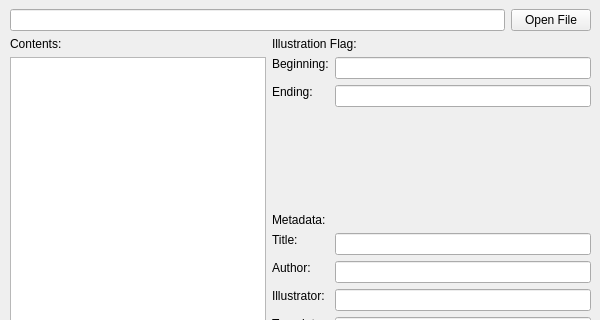
Above: layout.ui from Myuki/simplepub.py before the change; both pictures show x 0 to 600 and y 0 to 320 of the 600 by 500 pixel window. Below: the same form after it.
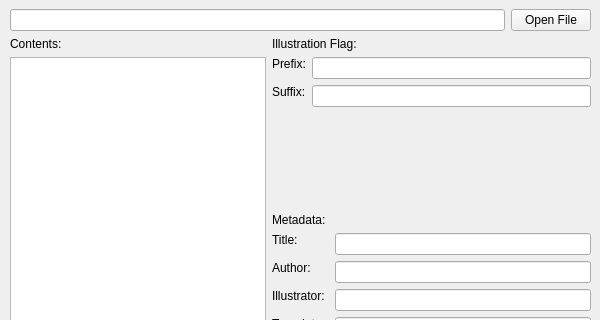
That is the form after the change.

Commit message: Add ability to set book data from UI

The edit to the form file:
```diff
--- a/layout.ui
+++ b/layout.ui
@@ -187,7 +187,7 @@
                </sizepolicy>
               </property>
               <property name="text">
-               <string>Beginning:</string>
+               <string>Prefix:</string>
               </property>
              </widget>
             </item>
@@ -210,7 +210,7 @@
                </sizepolicy>
               </property>
               <property name="text">
-               <string>Ending:</string>
+               <string>Suffix:</string>
               </property>
              </widget>
             </item>
```
Left out of the diff: 11 changed lines with no effect on the pictures. The commit also changes 3 other files.
